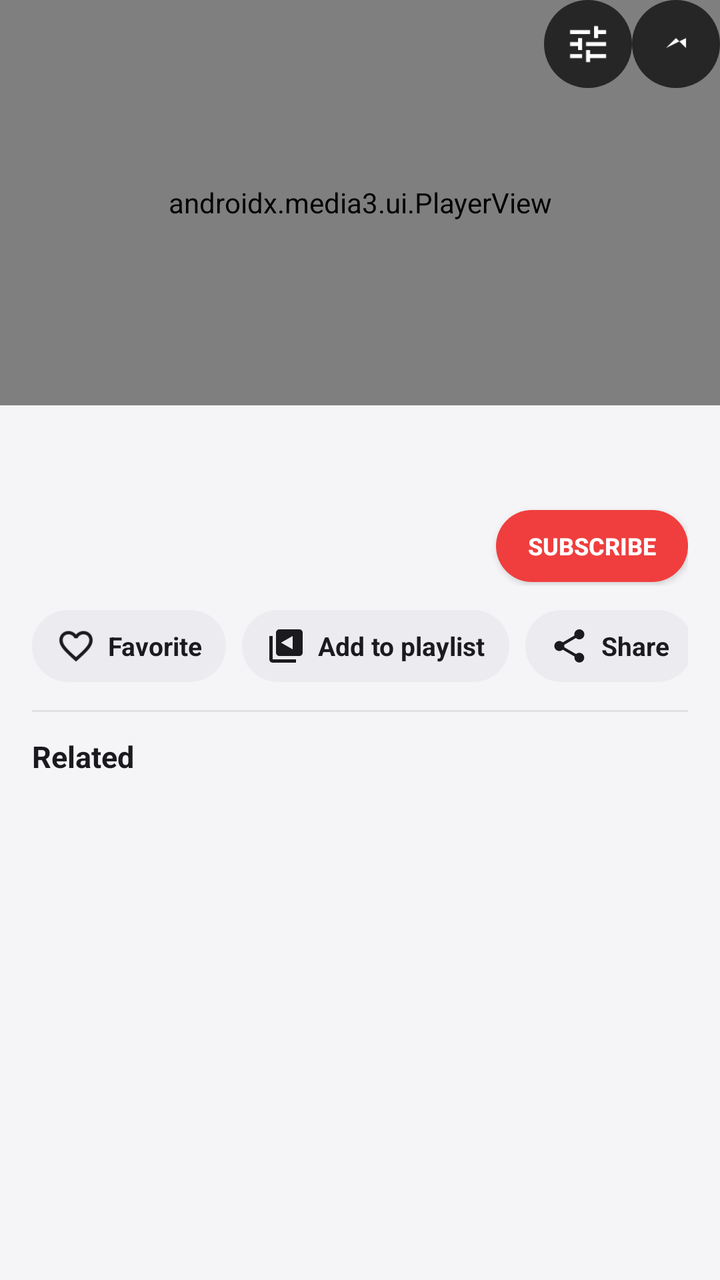
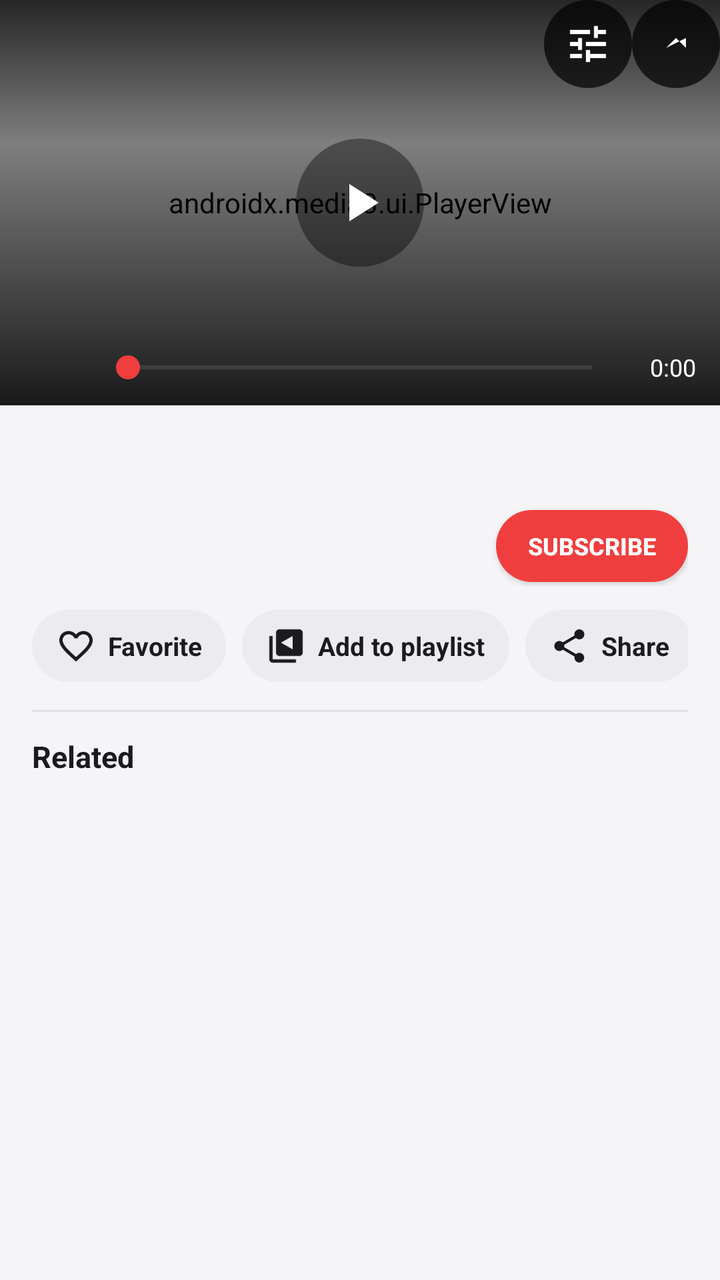

An Android layout rendered at two revisions. The XML below is the earlier revision; the diff shows what the commit changed to produce the second picture.
<!-- AndroidManifest.xml: application theme Theme.SparkTube -->
<!-- res/layout/activity_player.xml -->
<?xml version="1.0" encoding="utf-8"?>
<androidx.constraintlayout.widget.ConstraintLayout xmlns:android="http://schemas.android.com/apk/res/android"
    xmlns:app="http://schemas.android.com/apk/res-auto"
    android:layout_width="match_parent"
    android:layout_height="match_parent"
    android:background="?attr/screenBg">

    <androidx.media3.ui.PlayerView
        android:id="@+id/playerView"
        android:layout_width="0dp"
        android:layout_height="0dp"
        android:background="@android:color/black"
        app:layout_constraintDimensionRatio="16:9"
        app:layout_constraintEnd_toEndOf="parent"
        app:layout_constraintStart_toStartOf="parent"
        app:layout_constraintTop_toTopOf="parent"
        app:resize_mode="fit"
        app:surface_type="texture_view"
        app:use_controller="true" />

    
    <androidx.constraintlayout.widget.Guideline
        android:id="@+id/seekCenter"
        android:layout_width="wrap_content"
        android:layout_height="wrap_content"
        android:orientation="vertical"
        app:layout_constraintGuide_percent="0.5" />

    
    <View
        android:id="@+id/seekFlashLeft"
        android:layout_width="0dp"
        android:layout_height="0dp"
        android:alpha="0"
        android:background="@drawable/bg_seek_flash"
        android:importantForAccessibility="no"
        app:layout_constraintBottom_toBottomOf="@id/playerView"
        app:layout_constraintEnd_toStartOf="@id/seekCenter"
        app:layout_constraintStart_toStartOf="@id/playerView"
        app:layout_constraintTop_toTopOf="@id/playerView" />

    
    <View
        android:id="@+id/seekFlashRight"
        android:layout_width="0dp"
        android:layout_height="0dp"
        android:alpha="0"
        android:background="@drawable/bg_seek_flash"
        android:importantForAccessibility="no"
        app:layout_constraintBottom_toBottomOf="@id/playerView"
        app:layout_constraintEnd_toEndOf="@id/playerView"
        app:layout_constraintStart_toEndOf="@id/seekCenter"
        app:layout_constraintTop_toTopOf="@id/playerView" />

    
    <LinearLayout
        android:id="@+id/seekIndicator"
        android:layout_width="wrap_content"
        android:layout_height="wrap_content"
        android:alpha="0"
        android:background="@drawable/bg_seek_pill"
        android:gravity="center"
        android:importantForAccessibility="no"
        android:orientation="vertical"
        android:paddingStart="18dp"
        android:paddingTop="12dp"
        android:paddingEnd="18dp"
        android:paddingBottom="12dp"
        app:layout_constraintBottom_toBottomOf="@id/playerView"
        app:layout_constraintEnd_toEndOf="@id/playerView"
        app:layout_constraintStart_toStartOf="@id/playerView"
        app:layout_constraintTop_toTopOf="@id/playerView">

        <ImageView
            android:id="@+id/seekIndicatorIcon"
            android:layout_width="30dp"
            android:layout_height="30dp"
            android:importantForAccessibility="no"
            android:src="@drawable/ic_seek_forward" />

        <TextView
            android:id="@+id/seekIndicatorText"
            android:layout_width="wrap_content"
            android:layout_height="wrap_content"
            android:layout_marginTop="4dp"
            android:textColor="@color/white"
            android:textSize="13sp" />
    </LinearLayout>

    
    <LinearLayout
        android:id="@+id/scrubIndicator"
        android:layout_width="wrap_content"
        android:layout_height="wrap_content"
        android:alpha="0"
        android:background="@drawable/bg_seek_pill"
        android:gravity="center"
        android:importantForAccessibility="no"
        android:orientation="vertical"
        android:paddingStart="20dp"
        android:paddingTop="12dp"
        android:paddingEnd="20dp"
        android:paddingBottom="12dp"
        app:layout_constraintBottom_toBottomOf="@id/playerView"
        app:layout_constraintEnd_toEndOf="@id/playerView"
        app:layout_constraintStart_toStartOf="@id/playerView"
        app:layout_constraintTop_toTopOf="@id/playerView">

        <TextView
            android:id="@+id/scrubTimeText"
            android:layout_width="wrap_content"
            android:layout_height="wrap_content"
            android:textColor="@color/white"
            android:textSize="18sp"
            android:textStyle="bold" />

        <TextView
            android:id="@+id/scrubDeltaText"
            android:layout_width="wrap_content"
            android:layout_height="wrap_content"
            android:layout_marginTop="2dp"
            android:textColor="@color/white"
            android:textSize="12sp" />
    </LinearLayout>

    
    <LinearLayout
        android:id="@+id/speedIndicator"
        android:layout_width="wrap_content"
        android:layout_height="wrap_content"
        android:alpha="0"
        android:background="@drawable/bg_seek_pill"
        android:gravity="center_vertical"
        android:importantForAccessibility="no"
        android:orientation="horizontal"
        android:paddingStart="16dp"
        android:paddingTop="10dp"
        android:paddingEnd="16dp"
        android:paddingBottom="10dp"
        app:layout_constraintBottom_toBottomOf="@id/playerView"
        app:layout_constraintEnd_toEndOf="@id/playerView"
        app:layout_constraintStart_toStartOf="@id/playerView"
        app:layout_constraintTop_toTopOf="@id/playerView">

        <ImageView
            android:layout_width="20dp"
            android:layout_height="20dp"
            android:importantForAccessibility="no"
            android:src="@drawable/ic_seek_forward" />

        <TextView
            android:id="@+id/speedIndicatorText"
            android:layout_width="wrap_content"
            android:layout_height="wrap_content"
            android:layout_marginStart="6dp"
            android:textColor="@color/white"
            android:textSize="14sp"
            android:textStyle="bold" />
    </LinearLayout>

    <ImageButton
        android:id="@+id/backButton"
        android:layout_width="48dp"
        android:layout_height="48dp"
        android:layout_marginStart="4dp"
        android:background="@drawable/bg_icon_scrim"
        android:contentDescription="@string/app_name"
        android:src="@drawable/ic_arrow_back"
        android:visibility="gone"
        app:layout_constraintStart_toStartOf="parent"
        app:layout_constraintTop_toTopOf="parent"
        app:tint="@color/white" />

    <ImageButton
        android:id="@+id/fullscreenButton"
        android:layout_width="44dp"
        android:layout_height="44dp"
        android:background="@drawable/bg_icon_scrim"
        android:contentDescription="@string/action_fullscreen"
        android:src="@drawable/ic_expand"
        app:layout_constraintEnd_toEndOf="parent"
        app:layout_constraintTop_toTopOf="parent"
        app:tint="@color/white" />

    <ImageButton
        android:id="@+id/scaleButton"
        android:layout_width="44dp"
        android:layout_height="44dp"
        android:background="@drawable/bg_icon_scrim"
        android:contentDescription="@string/action_scale_mode"
        android:src="@drawable/ic_tune"
        app:layout_constraintEnd_toStartOf="@id/fullscreenButton"
        app:layout_constraintTop_toTopOf="parent"
        app:tint="@color/white" />

    <androidx.core.widget.NestedScrollView
        android:id="@+id/scrollArea"
        android:layout_width="0dp"
        android:layout_height="0dp"
        android:clipToPadding="false"
        android:paddingBottom="24dp"
        app:layout_constraintBottom_toBottomOf="parent"
        app:layout_constraintEnd_toEndOf="parent"
        app:layout_constraintStart_toStartOf="parent"
        app:layout_constraintTop_toBottomOf="@id/playerView">

        <LinearLayout
            android:id="@+id/scrollContent"
            android:layout_width="match_parent"
            android:layout_height="wrap_content"
            android:orientation="vertical"
            android:paddingStart="16dp"
            android:paddingTop="12dp"
            android:paddingEnd="16dp">

            <TextView
                android:id="@+id/title"
                android:layout_width="match_parent"
                android:layout_height="wrap_content"
                android:ellipsize="end"
                android:maxLines="2"
                android:textColor="@color/on_surface"
                android:textSize="18sp"
                android:textStyle="bold" />

            
            <LinearLayout
                android:id="@+id/descCard"
                android:layout_width="match_parent"
                android:layout_height="wrap_content"
                android:layout_marginTop="10dp"
                android:background="@drawable/bg_card_soft"
                android:clickable="true"
                android:focusable="true"
                android:orientation="vertical"
                android:padding="12dp"
                android:visibility="gone">

                <LinearLayout
                    android:layout_width="match_parent"
                    android:layout_height="wrap_content"
                    android:gravity="center_vertical"
                    android:orientation="horizontal">

                    <TextView
                        android:id="@+id/views"
                        android:layout_width="0dp"
                        android:layout_height="wrap_content"
                        android:layout_weight="1"
                        android:textColor="@color/on_surface"
                        android:textSize="13sp"
                        android:textStyle="bold" />

                    <ImageView
                        android:id="@+id/descChevron"
                        android:layout_width="22dp"
                        android:layout_height="22dp"
                        android:importantForAccessibility="no"
                        android:rotation="180"
                        android:src="@drawable/ic_chevron_up"
                        app:tint="@color/on_surface_variant" />
                </LinearLayout>

                <TextView
                    android:id="@+id/description"
                    android:layout_width="match_parent"
                    android:layout_height="wrap_content"
                    android:layout_marginTop="8dp"
                    android:ellipsize="end"
                    android:maxLines="3"
                    android:textColor="@color/on_surface"
                    android:textSize="13sp" />

                <TextView
                    android:id="@+id/descToggle"
                    android:layout_width="wrap_content"
                    android:layout_height="wrap_content"
                    android:layout_marginTop="6dp"
                    android:text="@string/desc_show_more"
                    android:textColor="?attr/accent"
                    android:textSize="13sp"
                    android:textStyle="bold" />
            </LinearLayout>

            <LinearLayout
                android:layout_width="match_parent"
                android:layout_height="wrap_content"
                android:layout_marginTop="14dp"
                android:gravity="center_vertical"
                android:orientation="horizontal">

                <com.google.android.material.imageview.ShapeableImageView
                    android:id="@+id/channelAvatar"
                    android:layout_width="40dp"
                    android:layout_height="40dp"
                    android:scaleType="centerCrop"
                    app:shapeAppearanceOverlay="@style/CircleImage" />

                <LinearLayout
                    android:id="@+id/channelInfo"
                    android:layout_width="0dp"
                    android:layout_height="wrap_content"
                    android:layout_marginStart="10dp"
                    android:layout_weight="1"
                    android:orientation="vertical">

                    <TextView
                        android:id="@+id/channelName"
                        android:layout_width="match_parent"
                        android:layout_height="wrap_content"
                        android:ellipsize="end"
                        android:singleLine="true"
                        android:textColor="@color/on_surface"
                        android:textSize="14sp"
                        android:textStyle="bold" />

                    <TextView
                        android:id="@+id/channelSubs"
                        android:layout_width="match_parent"
                        android:layout_height="wrap_content"
                        android:layout_marginTop="1dp"
                        android:ellipsize="end"
                        android:singleLine="true"
                        android:textColor="@color/on_surface_variant"
                        android:textSize="12sp" />
                </LinearLayout>

                <Button
                    android:id="@+id/subscribeButton"
                    android:layout_width="wrap_content"
                    android:layout_height="36dp"
                    android:background="@drawable/bg_subscribe_off"
                    android:gravity="center"
                    android:minWidth="0dp"
                    android:paddingStart="16dp"
                    android:paddingEnd="16dp"
                    android:text="@string/subscribe"
                    android:textAllCaps="true"
                    android:textColor="@color/white"
                    android:textSize="12sp"
                    android:textStyle="bold" />
            </LinearLayout>

            <HorizontalScrollView
                android:id="@+id/actionRow"
                android:layout_width="match_parent"
                android:layout_height="wrap_content"
                android:layout_marginTop="12dp"
                android:scrollbars="none">

                <LinearLayout
                    android:layout_width="wrap_content"
                    android:layout_height="wrap_content"
                    android:orientation="horizontal">

                    <LinearLayout
                        android:id="@+id/actionFavorite"
                        style="@style/ActionPill">

                        <ImageView
                            android:id="@+id/actionFavoriteIcon"
                            style="@style/ActionPillIcon"
                            android:src="@drawable/ic_favorite_border"
                            app:tint="@color/on_surface" />

                        <TextView
                            android:id="@+id/actionFavoriteLabel"
                            style="@style/ActionPillText"
                            android:text="@string/action_favorite" />
                    </LinearLayout>

                    <LinearLayout
                        android:id="@+id/actionPlaylist"
                        style="@style/ActionPill">

                        <ImageView
                            style="@style/ActionPillIcon"
                            android:src="@drawable/ic_video_library"
                            app:tint="@color/on_surface" />

                        <TextView
                            style="@style/ActionPillText"
                            android:text="@string/action_playlist" />
                    </LinearLayout>

                    <LinearLayout
                        android:id="@+id/actionShare"
                        style="@style/ActionPill">

                        <ImageView
                            style="@style/ActionPillIcon"
                            android:src="@drawable/ic_share"
                            app:tint="@color/on_surface" />

                        <TextView
                            style="@style/ActionPillText"
                            android:text="@string/action_share" />
                    </LinearLayout>

                    <LinearLayout
                        android:id="@+id/actionDownload"
                        style="@style/ActionPill">

                        <ImageView
                            android:id="@+id/actionDownloadIcon"
                            style="@style/ActionPillIcon"
                            android:src="@drawable/ic_download"
                            app:tint="@color/on_surface" />

                        <TextView
                            android:id="@+id/actionDownloadLabel"
                            style="@style/ActionPillText"
                            android:text="@string/action_download" />
                    </LinearLayout>

                    <LinearLayout
                        android:id="@+id/actionBackground"
                        style="@style/ActionPill">

                        <ImageView
                            style="@style/ActionPillIcon"
                            android:src="@drawable/ic_headset"
                            app:tint="@color/on_surface" />

                        <TextView
                            style="@style/ActionPillText"
                            android:text="@string/action_background" />
                    </LinearLayout>

                    <LinearLayout
                        android:id="@+id/actionPip"
                        style="@style/ActionPill">

                        <ImageView
                            style="@style/ActionPillIcon"
                            android:src="@drawable/ic_pip"
                            app:tint="@color/on_surface" />

                        <TextView
                            style="@style/ActionPillText"
                            android:text="@string/action_pip" />
                    </LinearLayout>
                </LinearLayout>
            </HorizontalScrollView>

            
            <LinearLayout
                android:id="@+id/commentsCard"
                android:layout_width="match_parent"
                android:layout_height="wrap_content"
                android:layout_marginTop="14dp"
                android:background="@drawable/bg_card_soft"
                android:clickable="true"
                android:focusable="true"
                android:orientation="vertical"
                android:padding="12dp"
                android:visibility="gone">

                <LinearLayout
                    android:layout_width="match_parent"
                    android:layout_height="wrap_content"
                    android:gravity="center_vertical"
                    android:orientation="horizontal">

                    <ImageView
                        android:layout_width="18dp"
                        android:layout_height="18dp"
                        android:importantForAccessibility="no"
                        android:src="@drawable/ic_chat_bubble"
                        app:tint="@color/on_surface" />

                    <TextView
                        android:layout_width="wrap_content"
                        android:layout_height="wrap_content"
                        android:layout_marginStart="8dp"
                        android:text="@string/comments_title"
                        android:textColor="@color/on_surface"
                        android:textSize="14sp"
                        android:textStyle="bold" />

                    <TextView
                        android:id="@+id/commentsCount"
                        android:layout_width="0dp"
                        android:layout_height="wrap_content"
                        android:layout_marginStart="8dp"
                        android:layout_weight="1"
                        android:textColor="@color/on_surface_variant"
                        android:textSize="13sp" />

                    <ImageView
                        android:layout_width="20dp"
                        android:layout_height="20dp"
                        android:importantForAccessibility="no"
                        android:src="@drawable/ic_chevron_right"
                        app:tint="@color/on_surface_variant" />
                </LinearLayout>

                <LinearLayout
                    android:id="@+id/commentsPreviewRow"
                    android:layout_width="match_parent"
                    android:layout_height="wrap_content"
                    android:layout_marginTop="10dp"
                    android:gravity="center_vertical"
                    android:orientation="horizontal"
                    android:visibility="gone">

                    <com.google.android.material.imageview.ShapeableImageView
                        android:id="@+id/commentsPreviewAvatar"
                        android:layout_width="26dp"
                        android:layout_height="26dp"
                        android:scaleType="centerCrop"
                        app:shapeAppearanceOverlay="@style/CircleImage" />

                    <TextView
                        android:id="@+id/commentsPreviewText"
                        android:layout_width="0dp"
                        android:layout_height="wrap_content"
                        android:layout_marginStart="10dp"
                        android:layout_weight="1"
                        android:ellipsize="end"
                        android:maxLines="2"
                        android:textColor="@color/on_surface"
                        android:textSize="13sp" />
                </LinearLayout>

                <TextView
                    android:id="@+id/commentsStatus"
                    android:layout_width="match_parent"
                    android:layout_height="wrap_content"
                    android:layout_marginTop="8dp"
                    android:text="@string/comments_loading"
                    android:textColor="@color/on_surface_variant"
                    android:textSize="13sp" />
            </LinearLayout>

            <View
                android:layout_width="match_parent"
                android:layout_height="1dp"
                android:layout_marginTop="14dp"
                android:layout_marginBottom="6dp"
                android:alpha="0.5"
                android:background="@color/outline" />

            <TextView
                android:layout_width="match_parent"
                android:layout_height="wrap_content"
                android:layout_marginTop="6dp"
                android:layout_marginBottom="2dp"
                android:text="@string/related_videos"
                android:textColor="@color/on_surface"
                android:textSize="15sp"
                android:textStyle="bold" />

            <androidx.recyclerview.widget.RecyclerView
                android:id="@+id/relatedList"
                android:layout_width="match_parent"
                android:layout_height="wrap_content"
                android:nestedScrollingEnabled="false"
                android:overScrollMode="never" />
        </LinearLayout>
    </androidx.core.widget.NestedScrollView>

    <ProgressBar
        android:id="@+id/loading"
        android:layout_width="wrap_content"
        android:layout_height="wrap_content"
        android:layout_gravity="center"
        android:visibility="gone"
        app:layout_constraintBottom_toBottomOf="parent"
        app:layout_constraintEnd_toEndOf="parent"
        app:layout_constraintStart_toStartOf="parent"
        app:layout_constraintTop_toTopOf="parent" />

    <LinearLayout
        android:id="@+id/errorView"
        android:layout_width="wrap_content"
        android:layout_height="wrap_content"
        android:layout_gravity="center"
        android:gravity="center"
        android:orientation="vertical"
        android:visibility="gone"
        app:layout_constraintBottom_toBottomOf="parent"
        app:layout_constraintEnd_toEndOf="parent"
        app:layout_constraintStart_toStartOf="parent"
        app:layout_constraintTop_toTopOf="parent">

        <TextView
            android:id="@+id/errorText"
            android:layout_width="wrap_content"
            android:layout_height="wrap_content"
            android:gravity="center"
            android:textColor="@color/on_surface_variant" />

        <Button
            android:id="@+id/retryButton"
            android:layout_width="wrap_content"
            android:layout_height="wrap_content"
            android:layout_marginTop="8dp"
            android:text="@string/retry"
            android:visibility="gone" />
    </LinearLayout>
</androidx.constraintlayout.widget.ConstraintLayout>
<!-- resources referenced by this layout -->
<resources>
  <color name="on_surface">#1B1B1F</color>
  <color name="on_surface_variant">#61646C</color>
  <color name="outline">#C9CBD1</color>
  <color name="white">#FFFFFFFF</color>
  <!-- drawable bg_icon_scrim (drawable) -->
  <?xml version="1.0" encoding="utf-8"?>
  <shape xmlns:android="http://schemas.android.com/apk/res/android">
      <solid android:color="@color/player_scrim" />
      <corners android:radius="24dp" />
  </shape>
  <!-- drawable bg_seek_flash (drawable) -->
  <?xml version="1.0" encoding="utf-8"?>
  <shape xmlns:android="http://schemas.android.com/apk/res/android"
      android:shape="rectangle">
      <solid android:color="#33FFFFFF" />
  </shape>
  <!-- drawable bg_seek_pill (drawable) -->
  <?xml version="1.0" encoding="utf-8"?>
  <shape xmlns:android="http://schemas.android.com/apk/res/android"
      android:shape="rectangle">
      <solid android:color="#CC000000" />
      <corners android:radius="16dp" />
  </shape>
  <string name="action_background">Background play</string>
  <string name="action_download">Download</string>
  <string name="action_favorite">Favorite</string>
  <string name="action_fullscreen">Fullscreen</string>
  <string name="action_pip">Picture in picture</string>
  <string name="action_playlist">Add to playlist</string>
  <string name="action_scale_mode">Video scale mode</string>
  <string name="action_share">Share</string>
  <string name="app_name">Open Tube</string>
  <string name="comments_loading">Loading comments…</string>
  <string name="comments_title">Comments</string>
  <string name="desc_show_more">Show more</string>
  <string name="related_videos">Related</string>
  <string name="retry">Retry</string>
  <string name="subscribe">SUBSCRIBE</string>
  <style name="ActionPillIcon">
          <item name="android:layout_width">20dp</item>
          <item name="android:layout_height">20dp</item>
          <item name="android:importantForAccessibility">no</item>
      </style>
  <style name="CircleImage" parent="">
          <item name="cornerFamily">rounded</item>
          <item name="cornerSize">20dp</item>
      </style>
  <color name="action_pill_ripple">#1A000000</color>
  <color name="player_scrim">#B3000000</color>
  <color name="spark_red">#F03E3E</color>
  <color name="bg">#F5F5F7</color>
  <color name="surface">#FFFFFF</color>
  <color name="surface_elevated">#EFEFF2</color>
  <color name="chip_selected_bg">#33F03E3E</color>
  <color name="action_pill_bg">#ECECF0</color>
  <!-- unchanged entries left out for length: 19 -->
</resources>

<!-- the commit's change to res/layout/activity_player.xml (unified diff, before → after) -->
@@ -16,7 +16,18 @@
         app:layout_constraintTop_toTopOf="parent"
         app:resize_mode="fit"
         app:surface_type="texture_view"
-        app:use_controller="true" />
+        app:use_controller="false" />
+
+    
+    <include
+        android:id="@+id/playerOverlay"
+        layout="@layout/view_player_overlay"
+        android:layout_width="0dp"
+        android:layout_height="0dp"
+        app:layout_constraintBottom_toBottomOf="@id/playerView"
+        app:layout_constraintEnd_toEndOf="@id/playerView"
+        app:layout_constraintStart_toStartOf="@id/playerView"
+        app:layout_constraintTop_toTopOf="@id/playerView" />
 
     
     <androidx.constraintlayout.widget.Guideline
@@ -600,3 +611,117 @@
             android:visibility="gone" />
     </LinearLayout>
 </androidx.constraintlayout.widget.ConstraintLayout>
+<!-- res/layout/view_player_overlay.xml (included above) -->
+<?xml version="1.0" encoding="utf-8"?>
+<FrameLayout xmlns:android="http://schemas.android.com/apk/res/android"
+    android:id="@+id/playerOverlay"
+    android:layout_width="match_parent"
+    android:layout_height="match_parent"
+    android:clickable="false"
+    android:focusable="false">
+
+    
+    <View
+        android:id="@+id/topScrim"
+        android:layout_width="match_parent"
+        android:layout_height="72dp"
+        android:layout_gravity="top"
+        android:background="@drawable/bg_scrim_top"
+        android:importantForAccessibility="no" />
+
+    <View
+        android:id="@+id/bottomScrim"
+        android:layout_width="match_parent"
+        android:layout_height="132dp"
+        android:layout_gravity="bottom"
+        android:background="@drawable/bg_scrim_bottom"
+        android:importantForAccessibility="no" />
+
+    
+    <ImageButton
+        android:id="@+id/centerPlayPause"
+        android:layout_width="64dp"
+        android:layout_height="64dp"
+        android:layout_gravity="center"
+        android:background="@drawable/bg_player_center_button"
+        android:contentDescription="@string/control_play_pause"
+        android:padding="16dp"
+        android:scaleType="fitCenter"
+        android:src="@drawable/ic_play_arrow"
+        android:tint="@color/white" />
+
+    <ProgressBar
+        android:id="@+id/overlayBuffering"
+        android:layout_width="42dp"
+        android:layout_height="42dp"
+        android:layout_gravity="center"
+        android:indeterminateTint="@color/white"
+        android:visibility="gone" />
+
+    
+    <LinearLayout
+        android:id="@+id/bottomPanel"
+        android:layout_width="match_parent"
+        android:layout_height="wrap_content"
+        android:layout_gravity="bottom"
+        android:clickable="true"
+        android:focusable="false"
+        android:orientation="vertical"
+        android:paddingStart="12dp"
+        android:paddingTop="4dp"
+        android:paddingEnd="12dp"
+        android:paddingBottom="8dp">
+
+        <LinearLayout
+            android:id="@+id/progressRow"
+            android:layout_width="match_parent"
+            android:layout_height="wrap_content"
+            android:gravity="center_vertical"
+            android:orientation="horizontal">
+
+            <TextView
+                android:id="@+id/timeCurrent"
+                android:layout_width="wrap_content"
+                android:layout_height="wrap_content"
+                android:minWidth="44dp"
+                android:textColor="@color/white"
+                android:textSize="12sp" />
+
+            <SeekBar
+                android:id="@+id/seekBar"
+                android:layout_width="0dp"
+                android:layout_height="wrap_content"
+                android:layout_weight="1"
+                android:max="1000"
+                android:paddingStart="8dp"
+                android:paddingEnd="8dp"
+                android:progressBackgroundTint="#66FFFFFF"
+                android:progressTint="?attr/accent"
+                android:thumbTint="?attr/accent" />
+
+            <TextView
+                android:id="@+id/timeDuration"
+                android:layout_width="wrap_content"
+                android:layout_height="wrap_content"
+                android:gravity="end"
+                android:minWidth="44dp"
+                android:textColor="@color/white"
+                android:textSize="12sp"
+                android:text="0:00" />
+        </LinearLayout>
+        <HorizontalScrollView
+            android:id="@+id/controlsScroll"
+            android:layout_width="match_parent"
+            android:layout_height="wrap_content"
+            android:scrollbars="none">
+
+            <LinearLayout
+                android:id="@+id/controlsRow"
+                android:layout_width="wrap_content"
+                android:layout_height="wrap_content"
+                android:gravity="center_vertical"
+                android:orientation="horizontal"
+                android:paddingTop="2dp" />
+        </HorizontalScrollView>
+    </LinearLayout>
+</FrameLayout>
<!-- resource entries referenced after the edit -->
@@ -9,6 +9,30 @@
   <shape xmlns:android="http://schemas.android.com/apk/res/android">
       <solid android:color="@color/player_scrim" />
       <corners android:radius="24dp" />
+  </shape>
+  <!-- drawable bg_player_center_button (drawable) -->
+  <?xml version="1.0" encoding="utf-8"?>
+  <shape xmlns:android="http://schemas.android.com/apk/res/android"
+      android:shape="oval">
+      <solid android:color="#66000000" />
+  </shape>
+  <!-- drawable bg_scrim_bottom (drawable) -->
+  <?xml version="1.0" encoding="utf-8"?>
+  <shape xmlns:android="http://schemas.android.com/apk/res/android"
+      android:shape="rectangle">
+      <gradient
+          android:angle="90"
+          android:endColor="#00000000"
+          android:startColor="#CC000000" />
+  </shape>
+  <!-- drawable bg_scrim_top (drawable) -->
+  <?xml version="1.0" encoding="utf-8"?>
+  <shape xmlns:android="http://schemas.android.com/apk/res/android"
+      android:shape="rectangle">
+      <gradient
+          android:angle="270"
+          android:endColor="#00000000"
+          android:startColor="#B3000000" />
   </shape>
   <!-- drawable bg_seek_flash (drawable) -->
   <?xml version="1.0" encoding="utf-8"?>
@@ -23,6 +47,17 @@
       <solid android:color="#CC000000" />
       <corners android:radius="16dp" />
   </shape>
+  <!-- drawable ic_play_arrow (drawable) -->
+  <vector xmlns:android="http://schemas.android.com/apk/res/android"
+      android:width="24dp"
+      android:height="24dp"
+      android:viewportWidth="24"
+      android:viewportHeight="24"
+      android:tint="?attr/colorControlNormal">
+      <path
+          android:fillColor="@android:color/white"
+          android:pathData="M8,5v14l11,-7z"/>
+  </vector>
   <string name="action_background">Background play</string>
   <string name="action_download">Download</string>
   <string name="action_favorite">Favorite</string>
@@ -34,6 +69,7 @@
   <string name="app_name">Open Tube</string>
   <string name="comments_loading">Loading comments…</string>
   <string name="comments_title">Comments</string>
+  <string name="control_play_pause">Play / pause</string>
   <string name="desc_show_more">Show more</string>
   <string name="related_videos">Related</string>
   <string name="retry">Retry</string>
